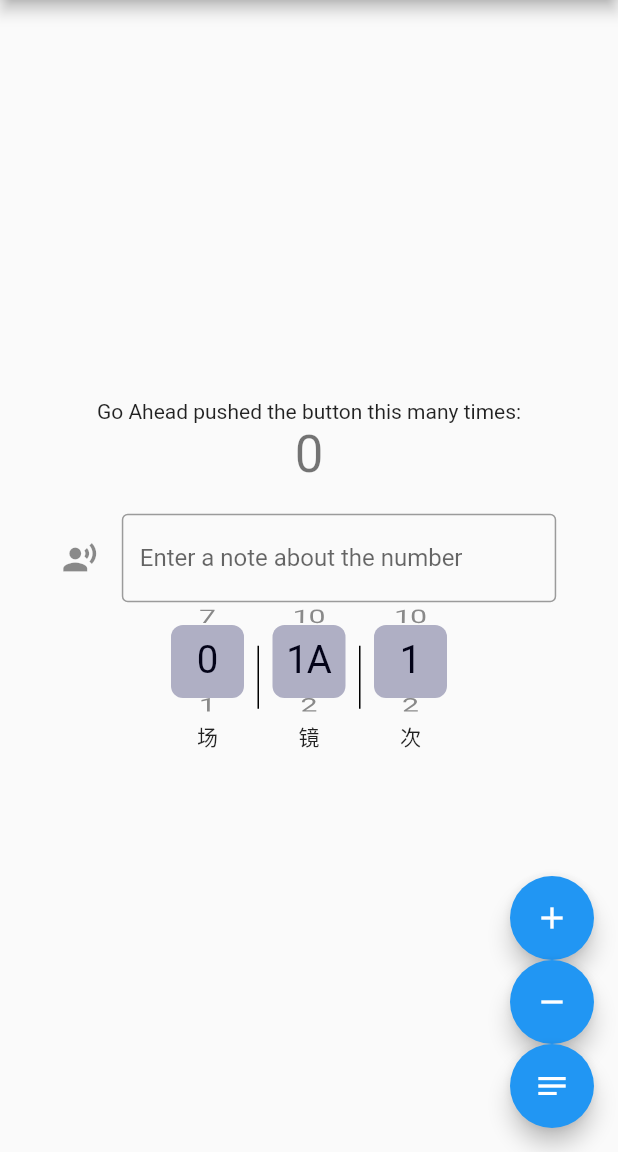
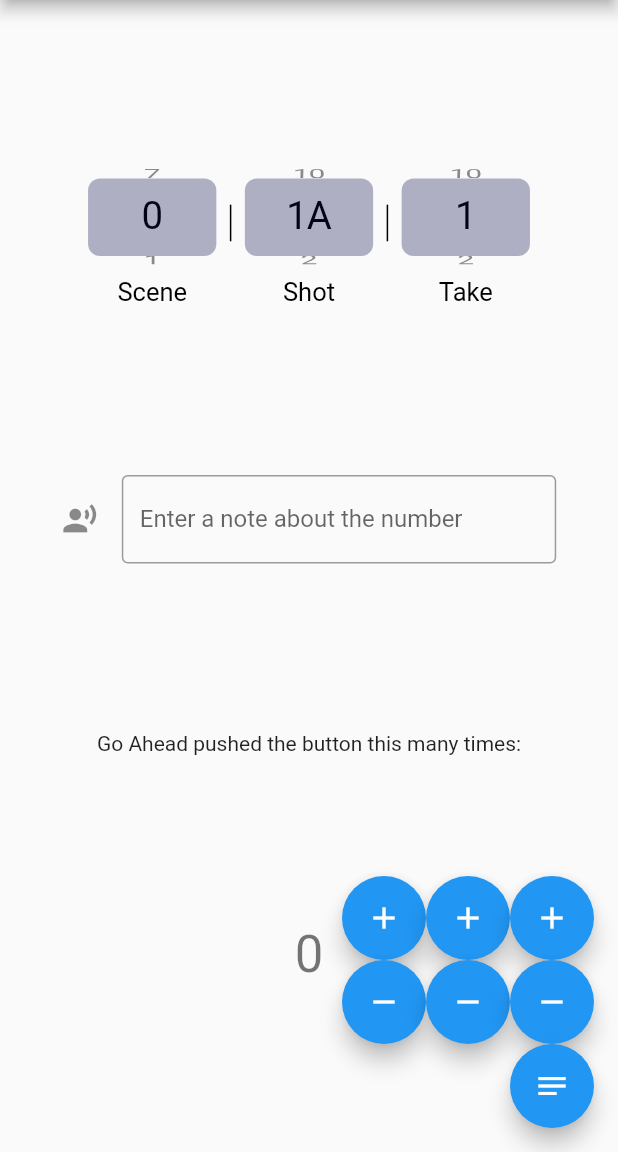
Before and after one commit to drunkenQCat/voislate, a Flutter app: the screen it shows after launch, on a phone screen of 412 x 824 dp, the part 84-1236 px from its top. Run offline on Flutter 3.47's test engine with Material 2 defaults, Android fonts, the phone set to English and light mode, and no system bars.

Commit message:
重写了加减号的代码，让它能够在不同的列数有不同的功能

```diff
--- a/lib/main.dart
+++ b/lib/main.dart
@@ -3,13 +3,10 @@ import 'package:provider/provider.dart';
 
 import 'widgets/slate_picker.dart';
 import 'models/slate_num_notifier.dart';
+import 'widgets/add_remove_buttons.dart';
 
 void main() {
-  runApp(MultiProvider(providers: [
-    ChangeNotifierProvider(create: (context) => SlateColumnOne()),
-    ChangeNotifierProvider(create: (context) => SlateColumnTwo()),
-    ChangeNotifierProvider(create: (context) => SlateColumnThree()),
-  ], child: const MyApp()));
+  runApp(const MyApp());
 }
 
 class MyApp extends StatelessWidget {
@@ -52,61 +49,81 @@ class _MyHomePageState extends State<MyHomePage> {
   var ones = List.generate(8, (index) => index.toString());
   var twos = ['1A', '2', '6', '4', '5', '4', '7', '8', '9', '10'];
   var threes = ['1', '2', '3', '4', '5', '6', '7', '8', '9', '10'];
-  var titles = ['场', '镜', '次'];
+  var titles = ['Scene', 'Shot', 'Take'];
+  final col2 = SlateColumnTwo();
+  final col1 = SlateColumnOne();
+  final col3 = SlateColumnThree();
 
-  Widget _incrementCounter() {
-    return Consumer<SlateColumnThree>(
-      builder: (_, col3, child) {
-        return FloatingActionButton(
+  // Widget _incrementCounter() {
+  //   return Consumer<SlateColumnThree>(
+  //     builder: (_, col3, child) {
+  //       return FloatingActionButton(
+  //         onPressed: () {
+  //           setState(() {
+  //             _counter++;
+  //             // add a new note, and
+  //             if (note.length == 0) {
+  //               notes.add('note $_counter');
+  //             } else {
+  //               notes.add(note);
+  //             }
+  //           });
+  //           col3.scrollToNext();
+  //         },
+  //         tooltip: 'Increment',
+  //         child: child,
+  //       );
+  //     },
+  //     child: const Icon(Icons.add),
+  //   );
+  // }
+  @override
+  Widget build(BuildContext context) {
+    var screenWidth = MediaQuery.of(context).size.width;
+    var screenHeight = MediaQuery.of(context).size.height;
+    var horizonPadding = 30.0;
+
+    var col1IncBtn = IncrementCounterButton<SlateColumnOne>(onPressed: () =>{});
+    var col1DecBtn = DecrementCounterButton<SlateColumnOne>(onPressed: () =>{});
+    var col2IncBtn = IncrementCounterButton<SlateColumnTwo>(onPressed: () =>{});
+    var col2DecBtn = DecrementCounterButton<SlateColumnTwo>(onPressed: () =>{});
+    var col3IncBtn = IncrementCounterButton<SlateColumnThree>(
         onPressed: () {
           setState(() {
             _counter++;
-              // add a new note
+            // add a new note, and
+            if (note.isEmpty) {
               notes.add('note $_counter');
+            } else {
+              notes.add(note);
+            }
           });
-            col3.scrollToNext();
         },
-          tooltip: 'Increment',
-          child: child,
       );
-      },
-      child: const Icon(Icons.add),
-    );
-  }
 
-  Widget _decrementCounter() {
-    return Consumer<SlateColumnThree>(
-      builder: (_, col3, child) {
-        return FloatingActionButton(
+    var col3DecBtn = DecrementCounterButton<SlateColumnThree>(
         onPressed: () {
           setState(() {
             _counter--;
             // remove the last note
             notes.removeLast();
           });
-            col3.scrollToPrev();
         },
-          tooltip: 'Decrement',
-          child: child,
       );
-      },
-      child: const Icon(Icons.remove),
-    );
-  }
 
-  @override
-  Widget build(BuildContext context) {
-    final col1 = Provider.of<SlateColumnOne>(context);
-    final col2 = Provider.of<SlateColumnTwo>(context);
-    final col3 = Provider.of<SlateColumnThree>(context);
-    var screenWidth = MediaQuery.of(context).size.width;
-    var screenHeight = MediaQuery.of(context).size.height;
     // This method is rerun every time setState is called, for instance as done
     // by the _incrementCounter method above.
     //
     // The Flutter framework has been optimized to make rerunning build methods
     // fast, so that you can just rebuild anything that needs updating rather
     // than having to individually change instances of widgets.
+    return MultiProvider(
+        providers: [
+          ChangeNotifierProvider.value(value: col1),
+          ChangeNotifierProvider.value(value: col2),
+          ChangeNotifierProvider.value(value: col3),
+        ],
+        builder: (context, child) {
           return Scaffold(
             appBar: AppBar(
               // Here we take the value from the MyHomePage object that was created by
@@ -117,20 +134,22 @@ class _MyHomePageState extends State<MyHomePage> {
               // Center is a layout widget. It takes a single child and positions it
               // in the middle of the parent.
               child: Column(
-          mainAxisAlignment: MainAxisAlignment.center,
+                mainAxisAlignment: MainAxisAlignment.spaceEvenly,
                 children: <Widget>[
-            const Text(
-              'Go Ahead pushed the button this many times:',
-            ),
-            Text(
-              '$_counter',
-              style: Theme.of(context).textTheme.headlineMedium,
-            ),
-            // add space between the text and the input box
-            const SizedBox(height: 20),
-
+                  SlatePicker(
+                      ones: ones,
+                      twos: twos,
+                      threes: threes,
+                      titles: titles,
+                      stateOne: col1,
+                      stateTwo: col2,
+                      stateThree: col3,
+                      width: screenWidth - 2 * horizonPadding,
+                      height: screenHeight * 0.1,
+                      itemHeight: screenHeight * 0.1 - 40,
+                      resultChanged: (v1, v2, v3) =>
+                          debugPrint('v1: $v1, v2: $v2, v3: $v3')),
                   // add an input box to have a note about the number
-            // to constrain the width of the input box, wrap it in a container
 
                   Container(
                     width: screenWidth * 0.8,
@@ -146,17 +165,14 @@ class _MyHomePageState extends State<MyHomePage> {
                       ),
                     ),
                   ),
-            SlatePicker(
-                ones: ones,
-                twos: twos,
-                threes: threes,
-                titles: titles,
-                stateOne: col1,
-                stateTwo: col2,
-                stateThree: col3,
 
-                resultChanged: (v1, v2, v3) =>
-                    debugPrint('v1: $v1, v2: $v2, v3: $v3')),
+                  const Text(
+                    'Go Ahead pushed the button this many times:',
+                  ),
+                  Text(
+                    '$_counter',
+                    style: Theme.of(context).textTheme.headlineMedium,
+                  ),
                 ],
               ),
             ),
@@ -164,19 +180,38 @@ class _MyHomePageState extends State<MyHomePage> {
               // make the children of the column align to the end
               mainAxisAlignment: MainAxisAlignment.end,
               children: [
-          _incrementCounter(),
-
-          _decrementCounter(),
-          displayNotesButton(notes: notes),
+                Row(
+                  mainAxisAlignment: MainAxisAlignment.end,
+                  children: [
+                    col1IncBtn,
+                    col2IncBtn,
+                    col3IncBtn,
                   ],
-      ), // This trailing comma makes auto-formatting nicer for build methods.
+                ),
+                Row(
+                  mainAxisAlignment: MainAxisAlignment.end,
+                  children: [
+                    col1DecBtn,
+                    col2DecBtn,
+                    col3DecBtn,
+                  ],
+                ),
+                Row(
+                  mainAxisAlignment: MainAxisAlignment.end,
+                  children: [
+                    DisplayNotesButton(notes: notes),
+                  ],
+                ),
+              ],
+            ),
           );
+        });
   }
 }
 
-class displayNotesButton extends StatelessWidget {
+class DisplayNotesButton extends StatelessWidget {
   // a button to show the notes in a list view
-  const displayNotesButton({
+  const DisplayNotesButton({
     super.key,
     required this.notes,
   });
--- a/lib/widgets/slate_picker.dart
+++ b/lib/widgets/slate_picker.dart
@@ -54,8 +54,8 @@ class SlatePicker extends StatefulWidget {
     this.initialOneIndex = 0,
     this.initialTwoIndex = 0,
     this.initialThreeIndex = 0,
-    this.height = 100,
-    this.width = 200,
+    this.height = 90,
+    this.width = 300,
     this.itemHeight = 40,
     this.itemBackgroundColor = const Color(0x0A0A4D),
     this.isLoop = true,
@@ -82,8 +82,10 @@ class _SlatePickerState extends State<SlatePicker> {
       ..init(widget.threes, widget.initialThreeIndex);
     // callback the result to the main.dart
     WidgetsBinding.instance.endOfFrame.then((_) {
-      _resultChanged(widget.stateOne!.selected, widget.stateTwo!.selected,
-          widget.stateThree!.selected);
+      _resultChanged(
+        widget.stateOne!.selected,
+        widget.stateTwo!.selected,
+        widget.stateThree!.selected);
     });
   }
 
@@ -97,25 +99,17 @@ class _SlatePickerState extends State<SlatePicker> {
           widget.titles[0],
           (value) => _resultChanged(
               value, widget.stateTwo!.selected, widget.stateThree!.selected),
-          FixedExtentScrollController(initialItem: widget.initialOneIndex),
+          widget.stateOne!.controller,
         ),
-        Container(
-          color: Colors.black,
-          width: 1,
-          height: widget.height - padding,
-        ),
+        VerticalSeparator(widget: widget, padding: padding),
         _buildPicker(
           widget.twos,
           widget.titles[1],
           (value) => _resultChanged(
               widget.stateOne!.selected, value, widget.stateThree!.selected),
-          FixedExtentScrollController(initialItem: widget.initialTwoIndex),
+          widget.stateTwo!.controller,
         ),
-        Container(
-          color: Colors.black,
-          width: 1,
-          height: widget.height - padding,
-        ),
+        VerticalSeparator(widget: widget, padding: padding),
         _buildPicker(
           widget.threes,
           widget.titles[2],
@@ -130,8 +124,8 @@ class _SlatePickerState extends State<SlatePicker> {
   _buildPicker(List data, String unit, ValueChanged valueChanged,
       FixedExtentScrollController controller) {
     return Container(
-      height: widget.height,
-      width: widget.width / 3,
+      height: widget.height + 10,
+      width: widget.width / 3.4,
       child: Column(
         children: [
           Expanded(
@@ -159,7 +153,13 @@ class _SlatePickerState extends State<SlatePicker> {
                   .toList(),
             ),
           ),
-          Text(unit),
+          SizedBox(height: 7),
+          Text(
+            unit,
+            style: const TextStyle(
+              fontSize: 17,
+              color: Colors.black,
+              fontWeight: FontWeight.w400,)),
         ],
       ),
     );
@@ -175,3 +175,28 @@ class _SlatePickerState extends State<SlatePicker> {
     widget.stateThree!.selected = v3;
   }
 }
+
+class VerticalSeparator extends StatelessWidget {
+  const VerticalSeparator({
+    super.key,
+    required this.widget,
+    required this.padding,
+  });
+
+  final SlatePicker widget;
+  final double padding;
+
+  @override
+  Widget build(BuildContext context) {
+    return Column(
+      children: [
+        Container(
+          color: Colors.black,
+          width: 1,
+          height: widget.height - padding,
+        ),
+        SizedBox(height: padding / 3),
+      ],
+    );
+  }
+}
```
Also changed, not shown: lib/models/slate_num_notifier.dart (+7 -40 lines), lib/widgets/add_remove_buttons.dart (added, +55 -0 lines). Lines whose indentation alone changed are shown as unchanged.
